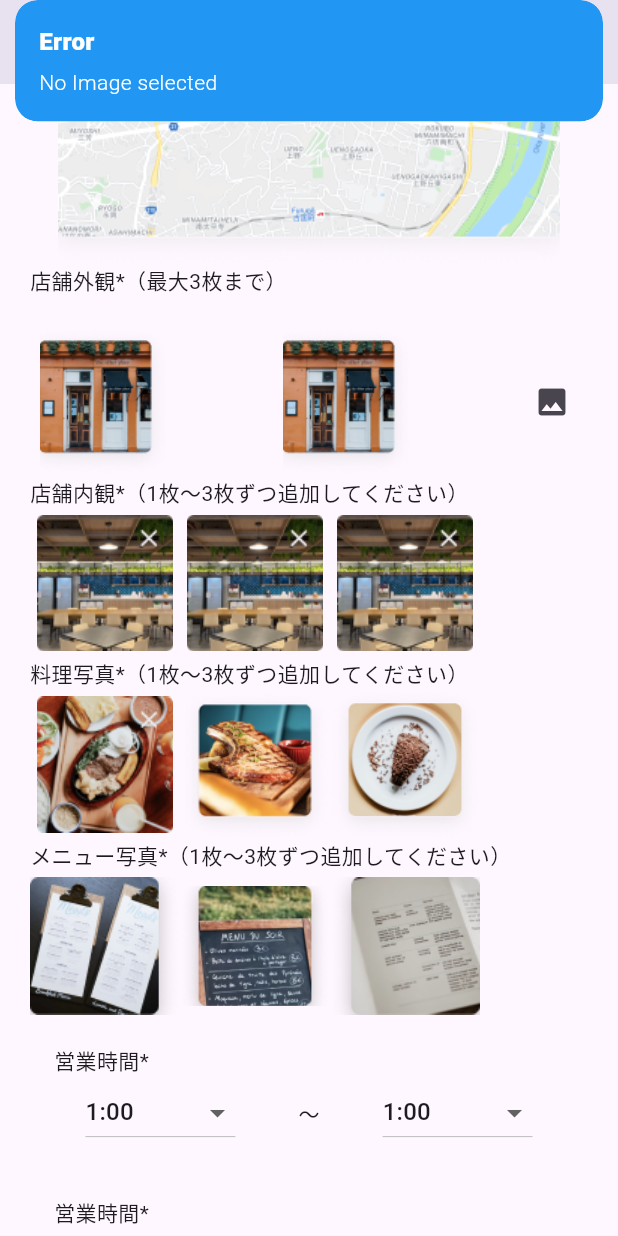
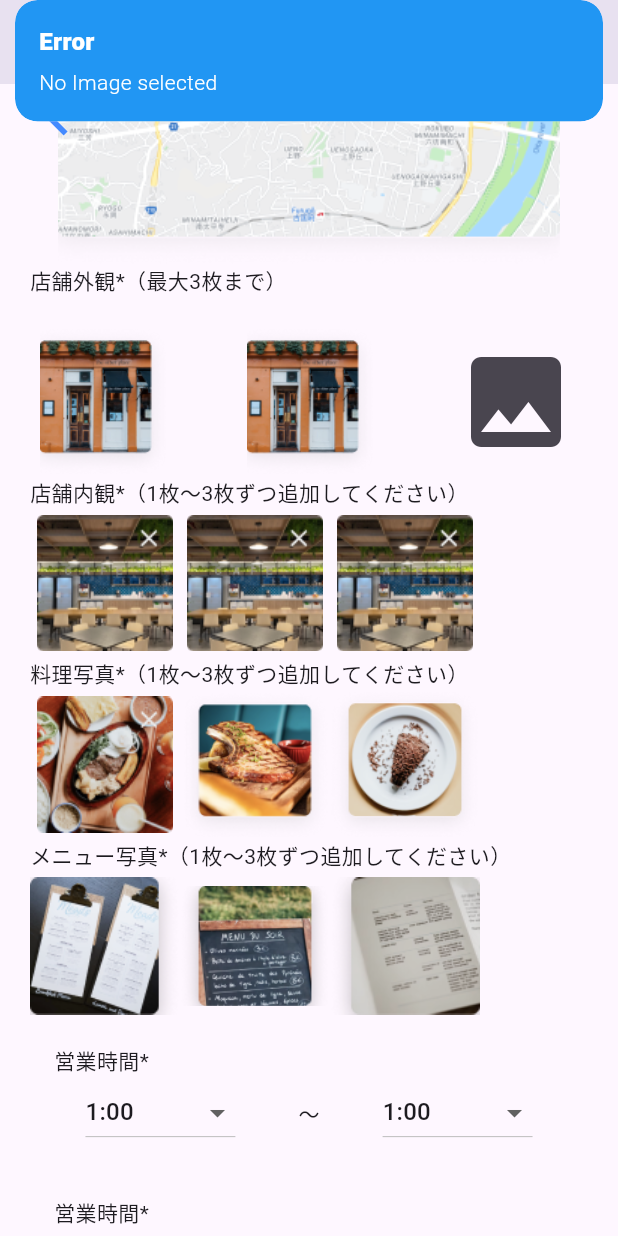
Before and after one commit to EmperorSARATH/jiitak_test_flutter, a Flutter app: the Store_profile_main screen opened directly, scrolled down 576 dp, after a tap on the "image" icon, on a phone screen of 412 x 824 dp. Run offline on Flutter 3.47's test engine with Material 3 defaults, Android fonts, the phone set to English and light mode, and no system bars; our stand-ins replace get, image_picker, zoom_tap_animation; missing offline and left inert: dart:ffi.

Commit message:
implemented logics and code refactor for entire app

```diff
--- a/lib/Components/Page1/Header.dart
+++ b/lib/Components/Page1/Header.dart
@@ -1,7 +1,6 @@
 // ignore_for_file: sized_box_for_whitespace, prefer_const_constructors
 
 import 'package:flutter/material.dart';
-import 'package:get/get.dart';
 
 class Header extends StatelessWidget {
   const Header({super.key});
@@ -12,8 +11,9 @@ class Header extends StatelessWidget {
       mainAxisAlignment: MainAxisAlignment.spaceEvenly,
       children: [
         Container(
-          width: 250,
+          width: 240,
           child: const SearchBar(
+            constraints: BoxConstraints(minHeight: 0.0),
             hintText: "北海道, 札幌市",
           ),
         ),
--- a/lib/Components/Page2/Stamp_main.dart
+++ b/lib/Components/Page2/Stamp_main.dart
@@ -15,7 +15,7 @@ class Stamp_main extends StatelessWidget {
     return Scaffold(
         appBar: AppBar(
           toolbarHeight: 150,
-          backgroundColor: Color.fromARGB(255, 187, 186, 246),
+          backgroundColor: Color.fromARGB(255, 161, 160, 232),
           title: Column(
             mainAxisAlignment: MainAxisAlignment.spaceEvenly,
             crossAxisAlignment: CrossAxisAlignment.start,
@@ -27,7 +27,7 @@ class Stamp_main extends StatelessWidget {
                     onPressed: () => controller.goToTab(0),
                     icon: Icon(
                       Icons.arrow_back_ios,
-                      size: 35,
+                      size: 30,
                       color: Colors.blueAccent,
                     ),
                   ),
@@ -35,6 +35,7 @@ class Stamp_main extends StatelessWidget {
                     "スタンプカード詳細",
                     style: TextStyle(color: Colors.white),
                   ),
+                  SizedBox(width: 10),
                   Icon(
                     Icons.home_mini_rounded,
                     size: 35,
--- a/lib/Components/Page3/Budget_range.dart
+++ b/lib/Components/Page3/Budget_range.dart
@@ -1,7 +1,6 @@
 // ignore_for_file: sized_box_for_whitespace, prefer_const_constructors
 
 import 'package:flutter/material.dart';
-import 'package:get/get_connect/http/src/utils/utils.dart';
 
 class Budget_range extends StatelessWidget {
   const Budget_range({super.key});
--- a/lib/Components/Page3/Closing_day_check_box.dart
+++ b/lib/Components/Page3/Closing_day_check_box.dart
@@ -1,5 +1,7 @@
+// ignore_for_file: camel_case_types, must_be_immutable
+
 import 'package:flutter/material.dart';
-import 'package:flutter/widgets.dart';
+
 import 'package:flutter_test_jiitak/controller/Check_box_closing_day.dart';
 import 'package:get/get.dart';
 
@@ -16,7 +18,7 @@ class Closing_day_check_box extends StatelessWidget {
               children: [
                 Checkbox(
                   checkColor: Colors.white,
-                  activeColor: Colors.blueGrey,
+                  activeColor: Color.fromARGB(255, 231, 124, 24),
                   value: controller.selected1.value == 1,
                   onChanged: (val) {
                     val ?? true
@@ -27,7 +29,7 @@ class Closing_day_check_box extends StatelessWidget {
                 Text("月"),
                 Checkbox(
                   checkColor: Colors.white,
-                  activeColor: Colors.blueGrey,
+                  activeColor: Color.fromARGB(255, 231, 124, 24),
                   value: controller.selected2.value == 1,
                   onChanged: (val) {
                     val ?? true
@@ -38,7 +40,7 @@ class Closing_day_check_box extends StatelessWidget {
                 Text("火"),
                 Checkbox(
                   checkColor: Colors.white,
-                  activeColor: Colors.blueGrey,
+                  activeColor: Color.fromARGB(255, 231, 124, 24),
                   value: controller.selected3.value == 1,
                   onChanged: (val) {
                     val ?? true
@@ -49,7 +51,7 @@ class Closing_day_check_box extends StatelessWidget {
                 Text("水"),
                 Checkbox(
                   checkColor: Colors.white,
-                  activeColor: Colors.blueGrey,
+                  activeColor: Color.fromARGB(255, 231, 124, 24),
                   value: controller.selected4.value == 1,
                   onChanged: (val) {
                     val ?? true
@@ -64,7 +66,7 @@ class Closing_day_check_box extends StatelessWidget {
               children: [
                 Checkbox(
                   checkColor: Colors.white,
-                  activeColor: Colors.blueGrey,
+                  activeColor: Color.fromARGB(255, 231, 124, 24),
                   value: controller.selected5.value == 1,
                   onChanged: (val) {
                     val ?? true
@@ -75,7 +77,7 @@ class Closing_day_check_box extends StatelessWidget {
                 Text("月"),
                 Checkbox(
                   checkColor: Colors.white,
-                  activeColor: Colors.blueGrey,
+                  activeColor: Color.fromARGB(255, 231, 124, 24),
                   value: controller.selected6.value == 1,
                   onChanged: (val) {
                     val ?? true
@@ -86,7 +88,7 @@ class Closing_day_check_box extends StatelessWidget {
                 Text("火"),
                 Checkbox(
                   checkColor: Colors.white,
-                  activeColor: Colors.blueGrey,
+                  activeColor: Color.fromARGB(255, 231, 124, 24),
                   value: controller.selected7.value == 1,
                   onChanged: (val) {
                     val ?? true
@@ -97,7 +99,7 @@ class Closing_day_check_box extends StatelessWidget {
                 Text("水"),
                 Checkbox(
                   checkColor: Colors.white,
-                  activeColor: Colors.blueGrey,
+                  activeColor: Color.fromARGB(255, 231, 124, 24),
                   value: controller.selected8.value == 1,
                   onChanged: (val) {
                     val ?? true
--- a/lib/Components/Page3/Hour_list_lunch.dart
+++ b/lib/Components/Page3/Hour_list_lunch.dart
@@ -10,7 +10,32 @@ class Hour_list_lunch extends StatelessWidget {
   Hour_list_lunch({super.key});
 
   Hour_controller_lunch controller = Get.put(Hour_controller_lunch());
-  List<String> dropdown = ["1:00", "2:00", "3:00", "4:00", "5:00"];
+  List<String> dropdown = [
+    "0:00",
+    "1:00",
+    "2:00",
+    "3:00",
+    "4:00",
+    "5:00",
+    "6:00",
+    "7:00",
+    "8:00",
+    "9:00",
+    "10:00",
+    "11:00",
+    "12:00",
+    "13:00",
+    "14:00",
+    "15:00",
+    "16:00",
+    "17:00",
+    "18:00",
+    "19:00",
+    "20:00",
+    "21:00",
+    "22:00",
+    "23:00"
+  ];
 
   @override
   Widget build(BuildContext context) {
--- a/lib/Components/Page3/Hour_list_office.dart
+++ b/lib/Components/Page3/Hour_list_office.dart
@@ -9,7 +9,32 @@ class Hour_list extends StatelessWidget {
   Hour_list({super.key});
 
   Hour_controller controller = Hour_controller();
-  List<String> dropdown = ["1:00", "2:00", "3:00", "4:00", "5:00"];
+  List<String> dropdown = [
+    "0:00",
+    "1:00",
+    "2:00",
+    "3:00",
+    "4:00",
+    "5:00",
+    "6:00",
+    "7:00",
+    "8:00",
+    "9:00",
+    "10:00",
+    "11:00",
+    "12:00",
+    "13:00",
+    "14:00",
+    "15:00",
+    "16:00",
+    "17:00",
+    "18:00",
+    "19:00",
+    "20:00",
+    "21:00",
+    "22:00",
+    "23:00"
+  ];
 
   @override
   Widget build(BuildContext context) {
--- a/lib/Components/Page3/Parking_check_box.dart
+++ b/lib/Components/Page3/Parking_check_box.dart
@@ -1,4 +1,4 @@
-import 'dart:ffi';
+// ignore_for_file: camel_case_types, must_be_immutable, prefer_const_constructors
 
 import 'package:flutter/material.dart';
 import 'package:flutter_test_jiitak/controller/Check_box_parking.dart';
@@ -11,11 +11,11 @@ class Parking_check_box extends StatelessWidget {
   Widget build(BuildContext context) {
     return Row(
       children: [
-        Text("喫煙席*"),
+        const Text("喫煙席*"),
         Obx(
           () => Checkbox(
               checkColor: Colors.white,
-              activeColor: Colors.blueGrey,
+              activeColor: Color.fromARGB(255, 231, 124, 24),
               value: controller.park_yes.value == 1,
               onChanged: (val) {
                 if (val == true) {
@@ -28,7 +28,7 @@ class Parking_check_box extends StatelessWidget {
         Obx(
           () => Checkbox(
             checkColor: Colors.white,
-            activeColor: Colors.blueGrey,
+            activeColor: Color.fromARGB(255, 231, 124, 24),
             value: controller.park_no.value == 1,
             onChanged: (val) {
               if (val == true) {
--- a/lib/Components/Page3/Smoke_check_box.dart
+++ b/lib/Components/Page3/Smoke_check_box.dart
@@ -1,7 +1,8 @@
+// ignore_for_file: camel_case_types, must_be_immutable, prefer_const_constructors
+
 import 'package:flutter/material.dart';
 import 'package:flutter_test_jiitak/controller/Check_box_smoking.dart';
 import 'package:get/get.dart';
-import 'package:get/get_state_manager/get_state_manager.dart';
 
 class Smoke_check_box extends StatelessWidget {
   Smoke_check_box({super.key});
@@ -10,11 +11,11 @@ class Smoke_check_box extends StatelessWidget {
   Widget build(BuildContext context) {
     return Row(
       children: [
-        Text("喫煙席*"),
+        const Text("喫煙席*"),
         Obx(
           () => Checkbox(
               checkColor: Colors.white,
-              activeColor: Colors.blueGrey,
+              activeColor: Color.fromARGB(255, 231, 124, 24),
               value: controller.selected1.value == 1,
               onChanged: (val) {
                 if (val == true) {
@@ -27,7 +28,7 @@ class Smoke_check_box extends StatelessWidget {
         Obx(
           () => Checkbox(
             checkColor: Colors.white,
-            activeColor: Colors.blueGrey,
+            activeColor: Color.fromARGB(255, 231, 124, 24),
             value: controller.selected2.value == 1,
             onChanged: (val) {
               if (val == true) {
--- a/lib/Components/Page3/Store_header.dart
+++ b/lib/Components/Page3/Store_header.dart
@@ -1,9 +1,12 @@
-// ignore_for_file: prefer_const_constructors, prefer_const_literals_to_create_immutables
+// ignore_for_file: prefer_const_constructors, prefer_const_literals_to_create_immutables, camel_case_types, must_be_immutable
 
 import 'package:flutter/material.dart';
+import 'package:flutter_test_jiitak/controller/Route_controller.dart';
+import 'package:get/get.dart';
 
 class Store_header extends StatelessWidget {
-  const Store_header({super.key});
+  Store_header({super.key});
+  Route_controller controller = Get.put(Route_controller());
 
   @override
   Widget build(BuildContext context) {
@@ -12,7 +15,14 @@ class Store_header extends StatelessWidget {
       child: Row(
         mainAxisAlignment: MainAxisAlignment.spaceBetween,
         children: [
-          Icon(Icons.arrow_back_ios_new),
+          IconButton(
+            onPressed: () => controller.goToTab(1),
+            icon: Icon(
+              Icons.arrow_back_ios,
+              size: 35,
+              color: Colors.blueAccent,
+            ),
+          ),
           Text("店舗プロフィール編集"),
           Icon(Icons.notifications_none_sharp),
         ],
--- a/lib/Components/Page3/Store_profile_main.dart
+++ b/lib/Components/Page3/Store_profile_main.dart
@@ -88,14 +88,24 @@ class Store_profile_main extends StatelessWidget {
                       width: 100,
                       height: 100,
                     ),
+                    // Gets the image from gallery but have not implemented to remove the image
                     Obx(() => controller.selectedImagePath.value == ''
                         ? IconButton(
+                            iconSize: 80,
+                            tooltip: "写真を追加",
                             onPressed: () {
                               controller.getImage(ImageSource.gallery);
                             },
-                            icon: Icon(Icons.image),
+                            icon: Icon(
+                              Icons.image,
+                              semanticLabel: "写真を追加",
+                            ),
                           )
-                        : Image.file(File(controller.selectedImagePath.value))),
+                        : Image.file(
+                            File(controller.selectedImagePath.value),
+                            height: 90,
+                            width: 90,
+                          )),
                   ],
                 ),
               ),
--- a/lib/Components/Page3/Visit_check_box.dart
+++ b/lib/Components/Page3/Visit_check_box.dart
@@ -1,7 +1,7 @@
-import 'dart:ffi';
+// ignore_for_file: prefer_const_constructors, camel_case_types, must_be_immutable
 
 import 'package:flutter/material.dart';
-import 'package:flutter_test_jiitak/controller/Check_box_parking.dart';
+
 import 'package:flutter_test_jiitak/controller/Check_box_visit.dart';
 import 'package:get/get.dart';
 
@@ -12,11 +12,11 @@ class Visit_check_box extends StatelessWidget {
   Widget build(BuildContext context) {
     return Row(
       children: [
-        Text("喫煙席*"),
+        const Text("喫煙席*"),
         Obx(
           () => Checkbox(
               checkColor: Colors.white,
-              activeColor: Colors.blueGrey,
+              activeColor: Color.fromARGB(255, 231, 124, 24),
               value: controller.visit_yes.value == 1,
               onChanged: (val) {
                 if (val == true) {
@@ -29,7 +29,7 @@ class Visit_check_box extends StatelessWidget {
         Obx(
           () => Checkbox(
             checkColor: Colors.white,
-            activeColor: Colors.blueGrey,
+            activeColor: Color.fromARGB(255, 231, 124, 24),
             value: controller.visit_no.value == 1,
             onChanged: (val) {
               if (val == true) {
--- a/lib/controller/Hour_controller_lunch.dart
+++ b/lib/controller/Hour_controller_lunch.dart
@@ -1,12 +1,10 @@
-// ignore_for_file: camel_case_types
+// ignore_for_file: camel_case_types, non_constant_identifier_names, unnecessary_overrides
 
 import 'package:get/get.dart';
 
 class Hour_controller_lunch extends GetxController {
   final selected_lunch_hour_start = "1:00".obs;
   final selected_lunch_hour_end = "1:00".obs;
-  List lunch_hour_start = ["1:00", "2:00", "3:00", "4:00", "5:00"];
-  List lunch_hour_end = ["1:00", "2:00", "3:00", "4:00", "5:00"];
 
   void Update_lunch_hour_start(String value) {
     selected_lunch_hour_start.value = value;
--- a/lib/controller/Hour_controller_office.dart
+++ b/lib/controller/Hour_controller_office.dart
@@ -5,8 +5,6 @@ import 'package:get/get.dart';
 class Hour_controller extends GetxController {
   final selected_office_hour_start = "1:00".obs;
   final selected_office_hour_end = "1:00".obs;
-  List Office_hour_start = ["1:00", "2:00", "3:00", "4:00", "5:00"];
-  List Office_hour_end = ["1:00", "2:00", "3:00", "4:00", "5:00"];
 
   void Update_Office_hour_start(String value) {
     selected_office_hour_start.value = value;
```
Also changed, not shown: lib/Components/Page1/Bottom_nav.dart (+16 -6 lines), lib/Components/Page1/Calendar.dart (+68 -8 lines), lib/Components/Page1/Home.dart (+13 -2 lines), lib/Components/Page1/Job_info_card.dart (+21 -5 lines), lib/Components/Page2/Card_stamp.dart (+9 -6 lines).
